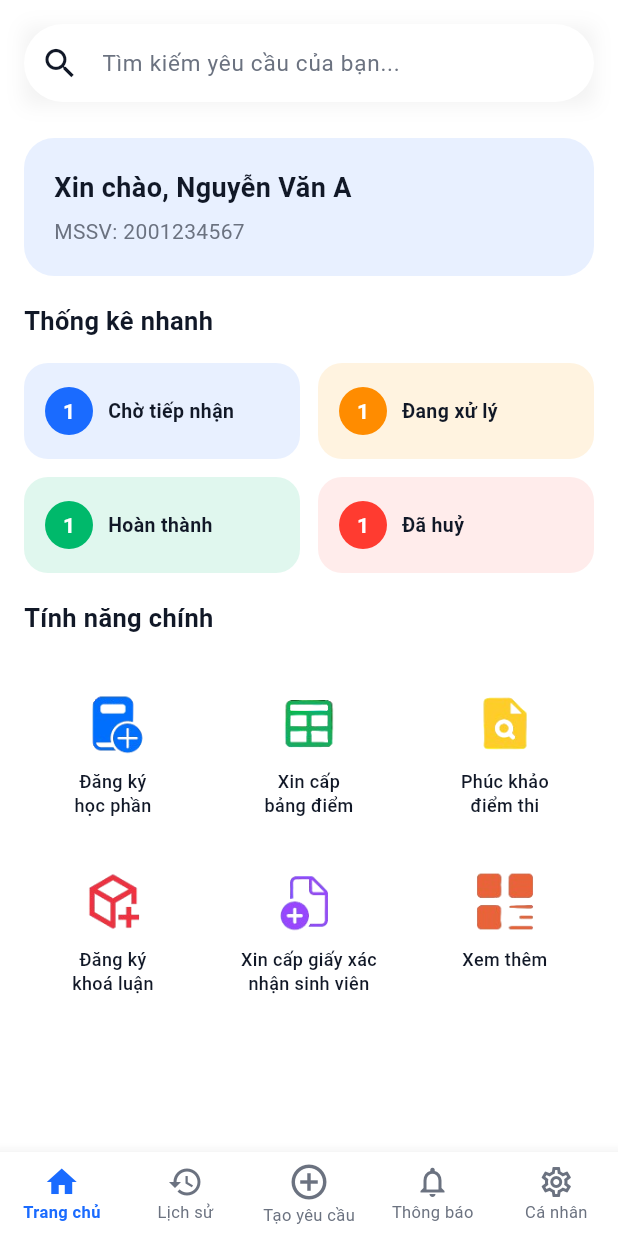
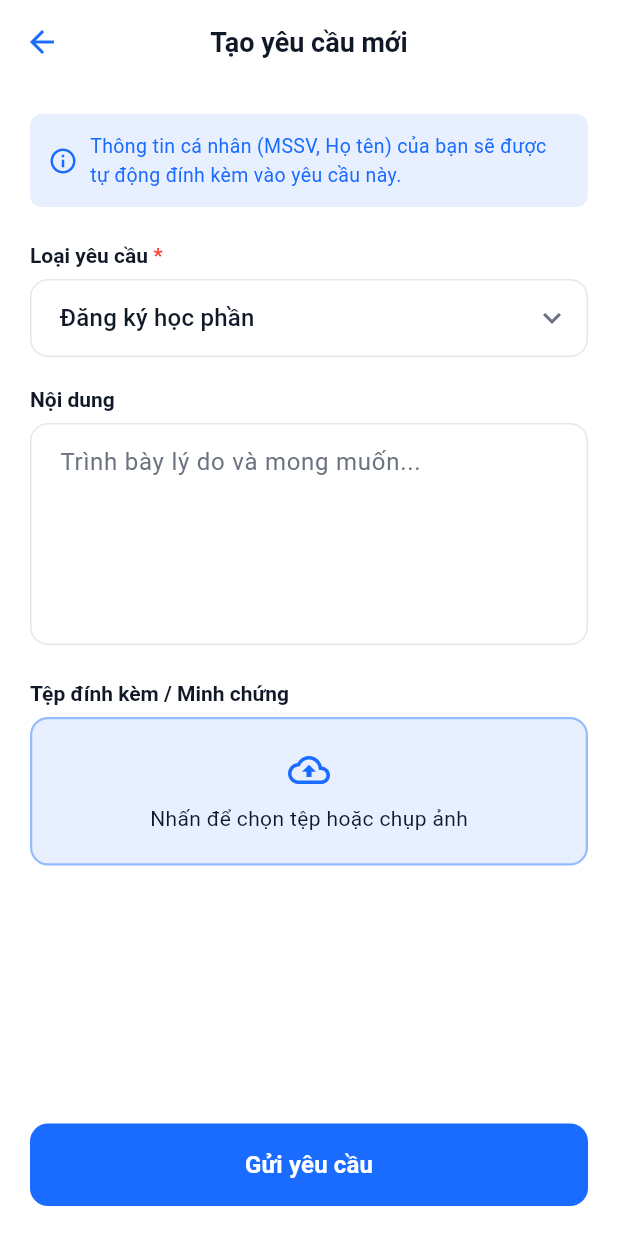
Before and after one commit to NThien315/huit-student-request-app, a Flutter app: the screen it shows after launch, after a tap on an icon or button, on a phone screen of 412 x 824 dp. Run offline on Flutter 3.47's test engine with Material 3 defaults, Android fonts, the phone set to English and light mode, and no system bars; our stand-ins replace shared_preferences; Roboto replaces fonts that are missing (BeVietnamPro).

Commit message:
Thêm UI Tạo yêu cầu

```diff
--- /dev/null
+++ b/lib/ui/screens/student/create_request_screen.dart
@@ -0,0 +1,260 @@
+import 'package:flutter/material.dart';
+import '../../../core/theme.dart';
+
+class CreateRequestScreen extends StatefulWidget {
+  // Biến này dùng để nhận dữ liệu từ trang Home truyền sang
+  final String? initialRequestType;
+
+  const CreateRequestScreen({super.key, this.initialRequestType});
+
+  @override
+  State<CreateRequestScreen> createState() => _CreateRequestScreenState();
+}
+
+class _CreateRequestScreenState extends State<CreateRequestScreen> {
+  // Danh sách các loại yêu cầu
+  final List<String> _requestTypes = [
+    'Đăng ký học phần',
+    'Xin cấp bảng điểm',
+    'Phúc khảo điểm thi',
+    'Đăng ký khoá luận',
+    'Xin cấp giấy xác nhận sinh viên',
+    'Khác'
+  ];
+
+  String? _selectedType;
+  final TextEditingController _titleController = TextEditingController();
+  final TextEditingController _contentController = TextEditingController();
+  final TextEditingController _subjectCodeController = TextEditingController(); // Dùng cho trường hợp Phúc khảo
+
+  List<String> _attachedFiles = [];
+
+  @override
+  void initState() {
+    super.initState();
+    // Nếu có truyền initialRequestType từ trang Home và nó nằm trong danh sách, thì chọn luôn
+    if (widget.initialRequestType != null && _requestTypes.contains(widget.initialRequestType)) {
+      _selectedType = widget.initialRequestType;
+    }
+  }
+
+  @override
+  void dispose() {
+    _titleController.dispose();
+    _contentController.dispose();
+    _subjectCodeController.dispose();
+    super.dispose();
+  }
+
+  @override
+  Widget build(BuildContext context) {
+    return Scaffold(
+      backgroundColor: AppColors.white,
+      appBar: AppBar(
+        backgroundColor: AppColors.white,
+        elevation: 0,
+        leading: const BackButton(color: AppColors.primarySV),
+        centerTitle: true,
+        title: const Text('Tạo yêu cầu mới', style: TextStyle(color: AppColors.gray900, fontSize: 18, fontWeight: FontWeight.bold)),
+      ),
+      body: SafeArea(
+        child: Column(
+          children: [
+            Expanded(
+              child: SingleChildScrollView(
+                padding: const EdgeInsets.all(20.0),
+                child: Column(
+                  crossAxisAlignment: CrossAxisAlignment.start,
+                  children: [
+                    // 1. Gợi ý Auto-fill xịn xò
+                    Container(
+                      padding: const EdgeInsets.all(12),
+                      decoration: BoxDecoration(color: AppColors.primarySV.withOpacity(0.1), borderRadius: BorderRadius.circular(8)),
+                      child: const Row(
+                        children: [
+                          Icon(Icons.info_outline, color: AppColors.primarySV, size: 20),
+                          SizedBox(width: 8),
+                          Expanded(child: Text('Thông tin cá nhân (MSSV, Họ tên) của bạn sẽ được tự động đính kèm vào yêu cầu này.', style: TextStyle(color: AppColors.primarySV, fontSize: 13))),
+                        ],
+                      ),
+                    ),
+                    const SizedBox(height: 24),
+
+                    // 2. Form Dropdown: Loại yêu cầu
+                    _buildLabel('Loại yêu cầu', isRequired: true),
+                    const SizedBox(height: 8),
+                    DropdownButtonFormField<String>(
+                      value: _selectedType,
+                      hint: const Text('-- Chọn loại yêu cầu --', style: TextStyle(color: AppColors.gray500)),
+                      icon: const Icon(Icons.keyboard_arrow_down, color: AppColors.gray500),
+                      decoration: InputDecoration(
+                        contentPadding: const EdgeInsets.symmetric(horizontal: 16, vertical: 14),
+                        border: OutlineInputBorder(borderRadius: BorderRadius.circular(12), borderSide: const BorderSide(color: AppColors.gray200)),
+                        enabledBorder: OutlineInputBorder(borderRadius: BorderRadius.circular(12), borderSide: const BorderSide(color: AppColors.gray200)),
+                        focusedBorder: OutlineInputBorder(borderRadius: BorderRadius.circular(12), borderSide: const BorderSide(color: AppColors.primarySV)),
+                      ),
+                      items: _requestTypes.map((String type) {
+                        return DropdownMenuItem<String>(value: type, child: Text(type, style: const TextStyle(color: AppColors.gray900)));
+                      }).toList(),
+                      onChanged: (String? newValue) {
+                        setState(() { _selectedType = newValue; });
+                      },
+                    ),
+                    const SizedBox(height: 20),
+
+                    // 3. UI ĐỘNG: Nếu chọn Phúc khảo, hiện thêm ô Mã môn học
+                    if (_selectedType == 'Phúc khảo điểm thi') ...[
+                      _buildLabel('Mã môn học / Tên môn', isRequired: true),
+                      const SizedBox(height: 8),
+                      _buildTextField(controller: _subjectCodeController, hintText: 'VD: 01010001 - Cấu trúc dữ liệu'),
+                      const SizedBox(height: 20),
+                    ],
+
+                    // 4. Form TextField: Nội dung (Nhiều dòng)
+                    _buildLabel('Nội dung', isRequired: false),
+                    const SizedBox(height: 8),
+                    _buildTextField(controller: _contentController, hintText: 'Trình bày lý do và mong muốn...', maxLines: 5),
+                    const SizedBox(height: 24),
+
+                    // 5. Khu vực Upload File (Tái sử dụng)
+                    _buildLabel('Tệp đính kèm / Minh chứng', isRequired: false),
+                    const SizedBox(height: 8),
+                    if (_attachedFiles.isNotEmpty) ..._attachedFiles.map((fileName) => _buildSelectedFileItem(fileName)),
+                    GestureDetector(
+                      onTap: () => _showAttachmentBottomSheet(context),
+                      child: Container(
+                        // ... [Giữ nguyên giao diện nút upload] ...
+                        width: double.infinity, padding: const EdgeInsets.symmetric(vertical: 20),
+                        decoration: BoxDecoration(
+                          color: AppColors.lightSV,
+                          border: Border.all(color: AppColors.primarySV.withOpacity(0.4), width: 1.5),
+                          borderRadius: BorderRadius.circular(12),
+                        ),
+                        child: const Column(
+                          children: [
+                            Icon(Icons.cloud_upload_outlined, color: AppColors.primarySV, size: 28),
+                            SizedBox(height: 8),
+                            Text('Nhấn để chọn tệp hoặc chụp ảnh', style: TextStyle(color: AppColors.gray900)),
+                          ],
+                        ),
+                      ),
+                    ),
+                  ],
+                ),
+              ),
+            ),
+
+            // Nút Gửi yêu cầu cố định ở dưới
+            Padding(
+              padding: const EdgeInsets.all(20.0),
+              child: SizedBox(
+                width: double.infinity,
+                child: ElevatedButton(
+                  onPressed: () {
+                    if (_selectedType == null) {
+                      ScaffoldMessenger.of(context).showSnackBar(const SnackBar(content: Text('Vui lòng chọn Loại yêu cầu!')));
+                      return;
+                    }
+
+                    // TODO: Gọi API lưu dữ liệu
+
+                    ScaffoldMessenger.of(context).showSnackBar(const SnackBar(content: Text('Tạo yêu cầu thành công!')));
+
+                    // XỬ LÝ LỖI ĐEN MÀN HÌNH: Kiểm tra xem có thể Pop được không
+                    if (Navigator.canPop(context)) {
+                      // Nếu đi từ Trang chủ vào -> Trở về trang chủ
+                      Navigator.pop(context);
+                    } else {
+                      // Nếu đang ở Tab của thanh điều hướng -> Xóa trắng Form để người dùng tạo đơn mới
+                      setState(() {
+                        _selectedType = null;
+                        _contentController.clear();
+                        _subjectCodeController.clear();
+                        _attachedFiles.clear();
+                      });
+                    }
+                  },
+                  style: ElevatedButton.styleFrom(
+                    padding: const EdgeInsets.symmetric(vertical: 16),
+                    backgroundColor: AppColors.primarySV,
+                    shape: RoundedRectangleBorder(borderRadius: BorderRadius.circular(12)),
+                    elevation: 0,
+                  ),
+                  child: const Text('Gửi yêu cầu', style: TextStyle(color: Colors.white, fontSize: 16, fontWeight: FontWeight.bold)),
+                ),
+              ),
+            ),
+          ],
+        ),
+      ),
+    );
+  }
+
+  // --- CÁC HÀM HỖ TRỢ XÂY DỰNG UI ---
+
+  // Hàm vẽ Label có dấu sao đỏ
+  Widget _buildLabel(String text, {required bool isRequired}) {
+    return RichText(
+      text: TextSpan(
+        text: text,
+        style: const TextStyle(fontSize: 14, fontWeight: FontWeight.bold, color: AppColors.gray900),
+        children: [
+          if (isRequired) const TextSpan(text: ' *', style: TextStyle(color: AppColors.danger, fontSize: 14)),
+        ],
+      ),
+    );
+  }
+
+  // Hàm vẽ TextField dùng chung
+  Widget _buildTextField({required TextEditingController controller, required String hintText, int maxLines = 1}) {
+    return TextField(
+      controller: controller,
+      maxLines: maxLines,
+      decoration: InputDecoration(
+        hintText: hintText,
+        hintStyle: const TextStyle(color: AppColors.gray500),
+        contentPadding: const EdgeInsets.symmetric(horizontal: 16, vertical: 14),
+        border: OutlineInputBorder(borderRadius: BorderRadius.circular(12), borderSide: const BorderSide(color: AppColors.gray200)),
+        enabledBorder: OutlineInputBorder(borderRadius: BorderRadius.circular(12), borderSide: const BorderSide(color: AppColors.gray200)),
+        focusedBorder: OutlineInputBorder(borderRadius: BorderRadius.circular(12), borderSide: const BorderSide(color: AppColors.primarySV)),
+      ),
+    );
+  }
+
+  // Hàm vẽ file đã chọn (Copy từ trang chi tiết)
+  Widget _buildSelectedFileItem(String fileName) {
+    return Container(
+      margin: const EdgeInsets.only(bottom: 12), padding: const EdgeInsets.symmetric(horizontal: 12, vertical: 10),
+      decoration: BoxDecoration(border: Border.all(color: AppColors.gray200), borderRadius: BorderRadius.circular(8)),
+      child: Row(
+        children: [
+          const Icon(Icons.insert_drive_file_outlined, color: AppColors.gray500, size: 20), const SizedBox(width: 8),
+          Expanded(child: Text(fileName, style: const TextStyle(color: AppColors.gray900, fontSize: 13))),
+          GestureDetector(onTap: () { setState(() { _attachedFiles.remove(fileName); }); }, child: const Icon(Icons.close, color: AppColors.danger, size: 20)),
+        ],
+      ),
+    );
+  }
+
+  // Bảng chọn tải file (Copy từ trang chi tiết)
+  void _showAttachmentBottomSheet(BuildContext context) {
+    showModalBottomSheet(
+      context: context, shape: const RoundedRectangleBorder(borderRadius: BorderRadius.vertical(top: Radius.circular(20))),
+      builder: (BuildContext bottomSheetContext) {
+        return SafeArea(
+          child: Padding(
+            padding: const EdgeInsets.symmetric(vertical: 20),
+            child: Column(
+              mainAxisSize: MainAxisSize.min,
+              children: [
+                const Text('Tải lên minh chứng', style: TextStyle(fontSize: 18, fontWeight: FontWeight.bold, color: AppColors.gray900)), const SizedBox(height: 16),
+                ListTile(leading: const Icon(Icons.camera_alt_outlined, color: AppColors.primarySV), title: const Text('Chụp ảnh mới', style: TextStyle(fontWeight: FontWeight.w500)), onTap: () { Navigator.pop(bottomSheetContext); setState(() { _attachedFiles.add('IMG_${DateTime.now().second}.jpg'); }); }),
+                ListTile(leading: const Icon(Icons.photo_library_outlined, color: AppColors.primarySV), title: const Text('Chọn ảnh từ Thư viện', style: TextStyle(fontWeight: FontWeight.w500)), onTap: () { Navigator.pop(bottomSheetContext); setState(() { _attachedFiles.add('Hinh_anh_minh_chung.png'); }); }),
+              ],
+            ),
+          ),
+        );
+      },
+    );
+  }
+}
--- a/lib/ui/screens/student/home_screen.dart
+++ b/lib/ui/screens/student/home_screen.dart
@@ -1,6 +1,7 @@
 import 'package:flutter/material.dart';
 import 'package:huit_student_request_app/ui/screens/student/search_screen.dart';
 import '../../../core/theme.dart';
+import 'create_request_screen.dart';
 
 class HomeScreen extends StatelessWidget {
   const HomeScreen({super.key});
@@ -120,8 +121,14 @@ class HomeScreen extends StatelessWidget {
                   AppColors.success,
                   'Đăng ký\nhọc phần',
                   () {
-                    print("Đã bấm vào Đăng ký học phần");
-                    // TODO: Chuyển sang màn hình form tạo đơn đăng ký học phần
+                    Navigator.push(
+                      context,
+                        MaterialPageRoute(
+                          builder: (context) => const CreateRequestScreen(
+                            initialRequestType: 'Đăng ký học phần',
+                          ),
+                        ),
+                    );
                   }
                 ),
                 _buildFeatureItem(
@@ -129,8 +136,14 @@ class HomeScreen extends StatelessWidget {
                   AppColors.success,
                   'Xin cấp\nbảng điểm',
                   () {
-                    print("Đã bấm vào Xin cấp bảng điểm");
-                    // TODO: Chuyển sang màn hình form tạo đơn xin bảng điểm
+                    Navigator.push(
+                      context,
+                        MaterialPageRoute(
+                          builder: (context) => const CreateRequestScreen(
+                            initialRequestType: 'Xin cấp bảng điểm',
+                          ),
+                        ),
+                    );
                   }
                 ),
                 _buildFeatureItem(
@@ -138,8 +151,14 @@ class HomeScreen extends StatelessWidget {
                   AppColors.success,
                   'Phúc khảo\nđiểm thi',
                   () {
-                    print("Đã bấm vào Phúc khảo điểm thi");
-                    // TODO: Chuyển sang màn hình form tạo đơn phúc khảo điểm thi
+                    Navigator.push(
+                      context,
+                        MaterialPageRoute(
+                          builder: (context) => const CreateRequestScreen(
+                            initialRequestType: 'Phúc khảo điểm thi',
+                          ),
+                        ),
+                    );
                   }
                 ),
                 _buildFeatureItem(
@@ -147,8 +166,14 @@ class HomeScreen extends StatelessWidget {
                   AppColors.success,
                   'Đăng ký\nkhoá luận',
                   () {
-                    print("Đã bấm vào Đăng ký khoá luận");
-                    // TODO: Chuyển sang màn hình form tạo đơn đăng ký khoá luận
+                    Navigator.push(
+                      context,
+                        MaterialPageRoute(
+                          builder: (context) => const CreateRequestScreen(
+                            initialRequestType: 'Đăng ký khoá luận',
+                          ),
+                        ),
+                    );
                   }
                 ),
                 _buildFeatureItem(
@@ -156,8 +181,14 @@ class HomeScreen extends StatelessWidget {
                   AppColors.success,
                   'Xin cấp giấy xác\nnhận sinh viên',
                   () {
-                    print("Đã bấm vào Xin cấp giấy xác nhận sinh viên");
-                    // TODO: Chuyển sang màn hình form tạo đơn xin giấy xác nhận sinh viên
+                    Navigator.push(
+                      context,
+                        MaterialPageRoute(
+                          builder: (context) => const CreateRequestScreen(
+                            initialRequestType: 'Xin cấp giấy xác nhận sinh viên',
+                          ),
+                        ),
+                    );
                   }
                 ),
                 _buildFeatureItem(
@@ -165,8 +196,14 @@ class HomeScreen extends StatelessWidget {
                   AppColors.success,
                   'Xem thêm\n',
                   () {
-                    print("Đã bấm vào Xem thêm");
-                    // TODO: Chuyển sang màn hình form tạo đơn xem thêm
+                    Navigator.push(
+                      context,
+                        MaterialPageRoute(
+                          builder: (context) => const CreateRequestScreen(
+                            initialRequestType: 'Xem thêm',
+                          ),
+                        ),
+                    );
                   }
                 ),
               ],
--- a/lib/ui/screens/student/main_navigation.dart
+++ b/lib/ui/screens/student/main_navigation.dart
@@ -1,4 +1,5 @@
 import 'package:flutter/material.dart';
+import 'package:huit_student_request_app/ui/screens/student/create_request_screen.dart';
 import '../../../core/theme.dart';
 import 'home_screen.dart';
 import 'history_screen.dart';
@@ -17,7 +18,7 @@ class _MainNavigationState extends State<MainNavigation> {
   final List<Widget> _screens = [
     const HomeScreen(), // Tab 0: Trang chủ giao diện thật
     const HistoryScreen(), // Tab 1: Màn hình Lịch sử thật
-    const Center(child: Text('➕ Màn hình Tạo yêu cầu mới')), // Tab 2
+    const CreateRequestScreen(),
     const Center(child: Text('🔔 Màn hình Thông báo')), // Tab 3
     const Center(child: Text('👤 Màn hình Cá nhân')), // Tab 4
   ];
```
